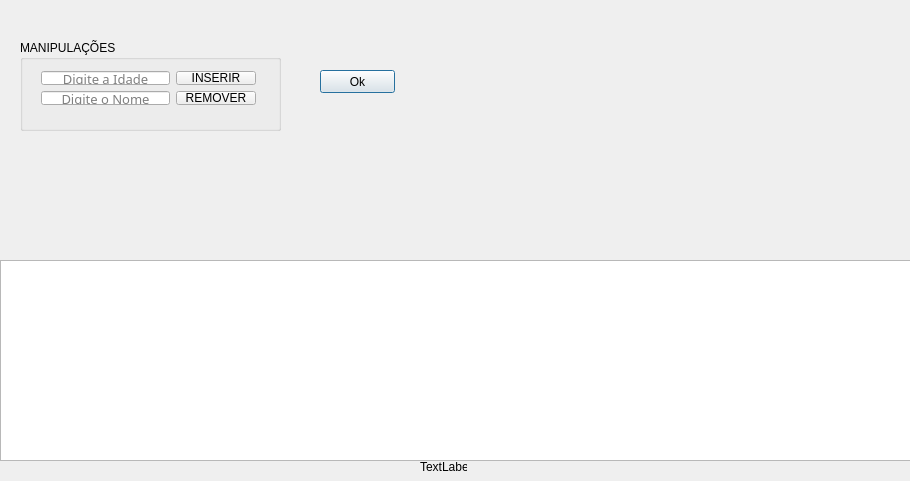
Before: the Qt Designer form dialog.ui in jeymsson/Plotar-Pilha, drawn with Qt 5.
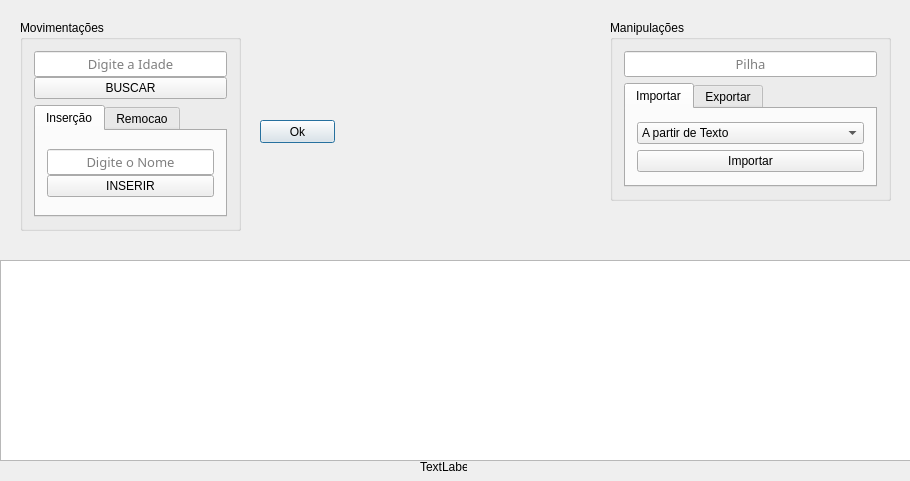
After: the same form once the commit is applied.

```diff
--- a/dialog.ui
+++ b/dialog.ui
@@ -39,8 +39,8 @@
   <widget class="QPushButton" name="botaoOk">
    <property name="geometry">
     <rect>
-     <x>320</x>
-     <y>70</y>
+     <x>260</x>
+     <y>120</y>
      <width>75</width>
      <height>23</height>
     </rect>
@@ -53,26 +53,22 @@
    <property name="geometry">
     <rect>
      <x>20</x>
-     <y>40</y>
-     <width>261</width>
-     <height>91</height>
-    </rect>
-   </property>
-   <property name="title">
-    <string>MANIPULAÇÕES</string>
-   </property>
-   <widget class="QWidget" name="layoutWidget">
-    <property name="geometry">
-     <rect>
-      <x>10</x>
       <y>20</y>
-      <width>237</width>
-      <height>56</height>
-     </rect>
-    </property>
-    <layout class="QHBoxLayout" name="horizontalLayout">
+     <width>221</width>
+     <height>211</height>
+    </rect>
+   </property>
+   <property name="title">
+    <string>Movimentações</string>
+   </property>
+   <layout class="QVBoxLayout" name="verticalLayout_15">
      <item>
-      <layout class="QVBoxLayout" name="verticalLayout_2">
+     <layout class="QVBoxLayout" name="verticalLayout_4">
+      <item>
+       <layout class="QVBoxLayout" name="verticalLayout">
+        <property name="spacing">
+         <number>0</number>
+        </property>
        <item>
         <widget class="QLineEdit" name="editaIdade">
          <property name="font">
@@ -103,6 +99,33 @@
         </widget>
        </item>
        <item>
+         <widget class="QPushButton" name="botaoBuscar">
+          <property name="text">
+           <string>BUSCAR</string>
+          </property>
+         </widget>
+        </item>
+       </layout>
+      </item>
+      <item>
+       <widget class="QTabWidget" name="abas_Tab_Widget">
+        <property name="enabled">
+         <bool>true</bool>
+        </property>
+        <property name="currentIndex">
+         <number>0</number>
+        </property>
+        <widget class="QWidget" name="tab_1">
+         <attribute name="title">
+          <string>Inserção</string>
+         </attribute>
+         <layout class="QVBoxLayout" name="verticalLayout_14">
+          <item>
+           <layout class="QVBoxLayout" name="verticalLayout_2">
+            <property name="spacing">
+             <number>0</number>
+            </property>
+            <item>
         <widget class="QLineEdit" name="editaNome">
          <property name="enabled">
           <bool>true</bool>
@@ -134,10 +157,6 @@
          </property>
         </widget>
        </item>
-      </layout>
-     </item>
-     <item>
-      <layout class="QVBoxLayout" name="verticalLayout">
        <item>
         <widget class="QPushButton" name="botaoInserir">
          <property name="text">
@@ -145,6 +164,23 @@
          </property>
         </widget>
        </item>
+           </layout>
+          </item>
+         </layout>
+        </widget>
+        <widget class="QWidget" name="tab_2">
+         <attribute name="title">
+          <string>Remocao</string>
+         </attribute>
+         <layout class="QVBoxLayout" name="verticalLayout_13">
+          <item>
+           <layout class="QVBoxLayout" name="verticalLayout_3">
+            <property name="spacing">
+             <number>0</number>
+            </property>
+            <item>
+             <widget class="QComboBox" name="comboRemocao"/>
+            </item>
        <item>
         <widget class="QPushButton" name="botaoRemover">
          <property name="text">
@@ -156,6 +192,138 @@
      </item>
     </layout>
    </widget>
+       </widget>
+      </item>
+     </layout>
+    </item>
+   </layout>
+  </widget>
+  <widget class="QGroupBox" name="groupBox_2">
+   <property name="geometry">
+    <rect>
+     <x>610</x>
+     <y>20</y>
+     <width>281</width>
+     <height>181</height>
+    </rect>
+   </property>
+   <property name="title">
+    <string>Manipulações</string>
+   </property>
+   <layout class="QVBoxLayout" name="verticalLayout_16">
+    <item>
+     <layout class="QVBoxLayout" name="verticalLayout_10">
+      <item>
+       <widget class="QLineEdit" name="editaManipulacoes">
+        <property name="enabled">
+         <bool>true</bool>
+        </property>
+        <property name="font">
+         <font>
+          <family>Arial Rounded MT Bold</family>
+          <pointsize>10</pointsize>
+          <italic>false</italic>
+          <underline>false</underline>
+          <strikeout>false</strikeout>
+          <kerning>true</kerning>
+         </font>
+        </property>
+        <property name="text">
+         <string notr="true"/>
+        </property>
+        <property name="maxLength">
+         <number>32767</number>
+        </property>
+        <property name="echoMode">
+         <enum>QLineEdit::Normal</enum>
+        </property>
+        <property name="alignment">
+         <set>Qt::AlignCenter</set>
+        </property>
+        <property name="placeholderText">
+         <string notr="true">Pilha</string>
+        </property>
+       </widget>
+      </item>
+      <item>
+       <widget class="QTabWidget" name="tabWidget">
+        <property name="currentIndex">
+         <number>0</number>
+        </property>
+        <widget class="QWidget" name="tab">
+         <attribute name="title">
+          <string>Importar</string>
+         </attribute>
+         <layout class="QVBoxLayout" name="verticalLayout_12">
+          <item>
+           <layout class="QVBoxLayout" name="verticalLayout_5">
+            <item>
+             <widget class="QComboBox" name="comboImporta">
+              <item>
+               <property name="text">
+                <string>A partir de Texto</string>
+               </property>
+              </item>
+              <item>
+               <property name="text">
+                <string>Arquivo texto</string>
+               </property>
+              </item>
+             </widget>
+            </item>
+            <item>
+             <widget class="QPushButton" name="botaoImporta">
+              <property name="text">
+               <string>Importar</string>
+              </property>
+             </widget>
+            </item>
+           </layout>
+          </item>
+         </layout>
+        </widget>
+        <widget class="QWidget" name="tab_3">
+         <attribute name="title">
+          <string>Exportar</string>
+         </attribute>
+         <layout class="QVBoxLayout" name="verticalLayout_11">
+          <item>
+           <layout class="QVBoxLayout" name="verticalLayout_9">
+            <item>
+             <widget class="QComboBox" name="comboExportar">
+              <item>
+               <property name="text">
+                <string>Pre-Ordem</string>
+               </property>
+              </item>
+              <item>
+               <property name="text">
+                <string>Em-Ordem</string>
+               </property>
+              </item>
+              <item>
+               <property name="text">
+                <string>Pos-Ordem</string>
+               </property>
+              </item>
+             </widget>
+            </item>
+            <item>
+             <widget class="QPushButton" name="botaoGerar">
+              <property name="text">
+               <string>Gerar</string>
+              </property>
+             </widget>
+            </item>
+           </layout>
+          </item>
+         </layout>
+        </widget>
+       </widget>
+      </item>
+     </layout>
+    </item>
+   </layout>
   </widget>
  </widget>
  <layoutdefault spacing="6" margin="11"/>
```
Lines whose indentation alone changed are shown as unchanged.
